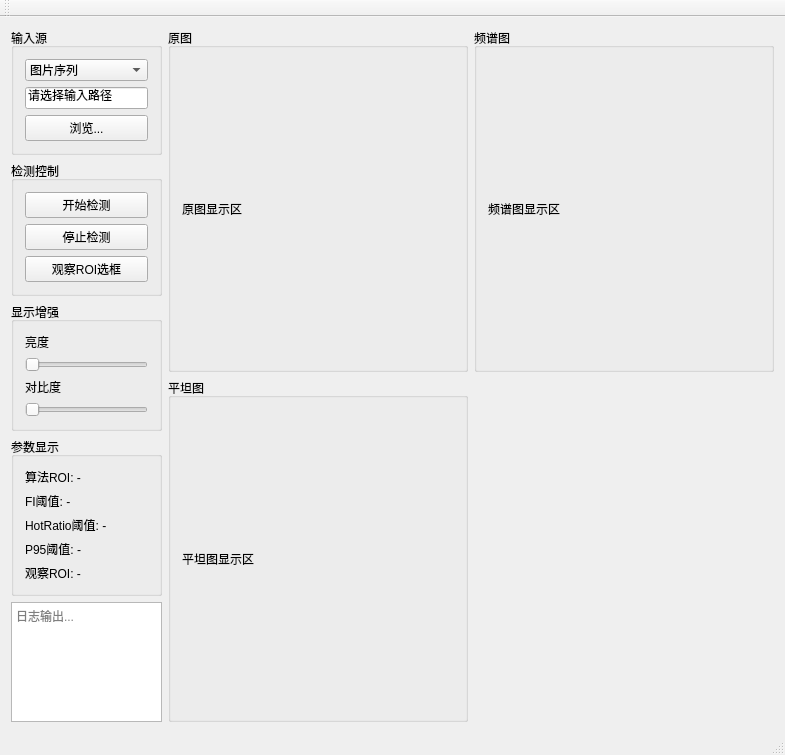
Old version of the form WaferMaster/ui/WaferMaster.ui in the repository recklevs/WaferMaster.
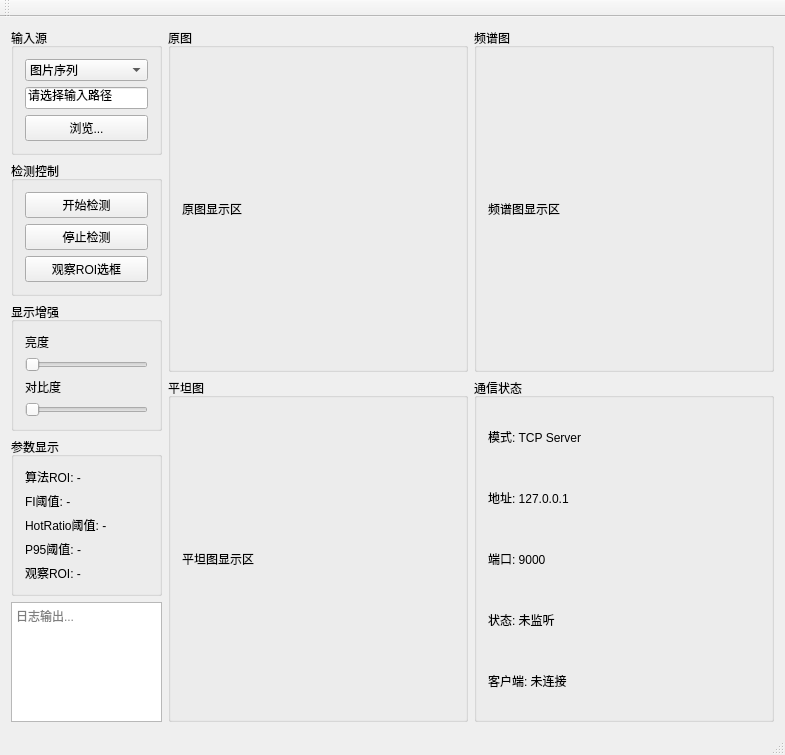
New version of the form.

Commit message:
新增 TCP 通信模块 - `MainWindow::setupCommunication()` 创建实例并调用 `startServer(QHostAddress::LocalHost, 9000)`
- 客户端连接时，`onNewConnection()` 将 socket 加入 `m_clients` 列表，并发送欢迎提示

- 客户端发送指令 → `onReadyRead()` 逐行解析 → `handleCommand()` 分派

- START/STOP 通过信号 `startRequested()` / `stopRequested()` 通知 MainWindow 执行实际操作

- 检测状态变化时，`updateLatestStatus()` 缓存最新状态，后续 STATUS 查询通过 `buildStatusText()` 格式化回写

- 客户端断开 → `onClientDisconnected()` 从列表中移除并 `deleteLater()`
- `startRequested()` / `stopRequested()` → 指令上行

- `listeningStateChanged()` / `clientStateChanged()` → 通信面板 UI 更新

- `logMessage()` → 转发日志到主窗口日志控件

Diff of the .ui file:
```diff
--- a/WaferMaster/ui/WaferMaster.ui
+++ b/WaferMaster/ui/WaferMaster.ui
@@ -214,7 +214,23 @@
     </item>
     <item>
      <layout class="QGridLayout" name="gridLayout">
-      <item row="0" column="2">
+      <item row="0" column="0">
+       <widget class="QGroupBox" name="groupOriginal">
+        <property name="title">
+         <string>原图</string>
+        </property>
+        <layout class="QVBoxLayout" name="verticalLayout_8">
+         <item>
+          <widget class="QLabel" name="lblViewOriginal">
+           <property name="text">
+            <string>原图显示区</string>
+           </property>
+          </widget>
+         </item>
+        </layout>
+       </widget>
+      </item>
+      <item row="0" column="1">
        <widget class="QGroupBox" name="groupSpectrum">
         <property name="title">
          <string>频谱图</string>
@@ -246,16 +262,44 @@
         </layout>
        </widget>
       </item>
-      <item row="0" column="0">
-       <widget class="QGroupBox" name="groupOriginal">
+      <item row="1" column="1">
+       <widget class="QGroupBox" name="groupComm">
         <property name="title">
-         <string>原图</string>
+         <string>通信状态</string>
         </property>
-        <layout class="QVBoxLayout" name="verticalLayout_8">
+        <layout class="QVBoxLayout" name="verticalLayout_10">
          <item>
-          <widget class="QLabel" name="lblViewOriginal">
+          <widget class="QLabel" name="lblCommMode">
            <property name="text">
-            <string>原图显示区</string>
+            <string>模式: TCP Server</string>
+           </property>
+          </widget>
+         </item>
+         <item>
+          <widget class="QLabel" name="lblCommAddress">
+           <property name="text">
+            <string>地址: 127.0.0.1</string>
+           </property>
+          </widget>
+         </item>
+         <item>
+          <widget class="QLabel" name="lblCommPort">
+           <property name="text">
+            <string>端口: 9000</string>
+           </property>
+          </widget>
+         </item>
+         <item>
+          <widget class="QLabel" name="lblCommListenState">
+           <property name="text">
+            <string>状态: 未监听</string>
+           </property>
+          </widget>
+         </item>
+         <item>
+          <widget class="QLabel" name="lblCommClientState">
+           <property name="text">
+            <string>客户端: 未连接</string>
            </property>
           </widget>
          </item>
```
The commit also changes 6 other files.
